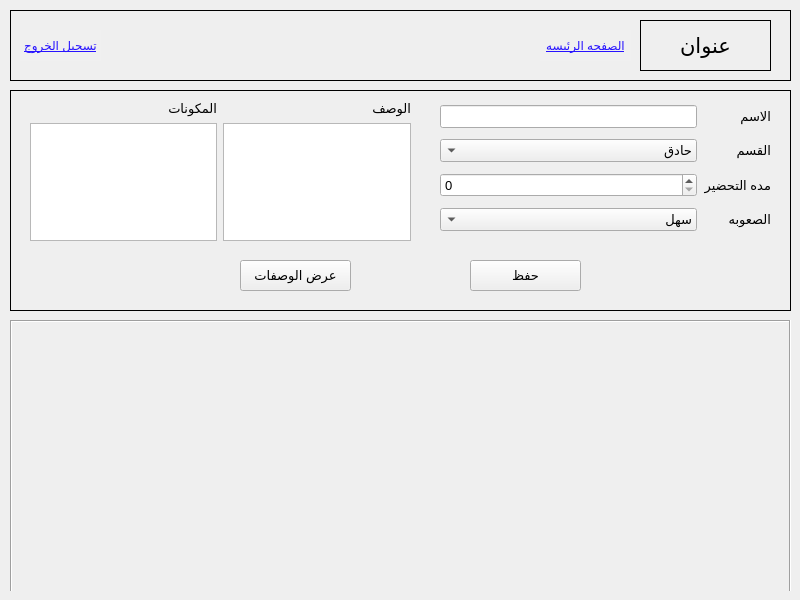
Mohamedeid-11/Project_Demo, file mainwindow.ui: the form before one commit.
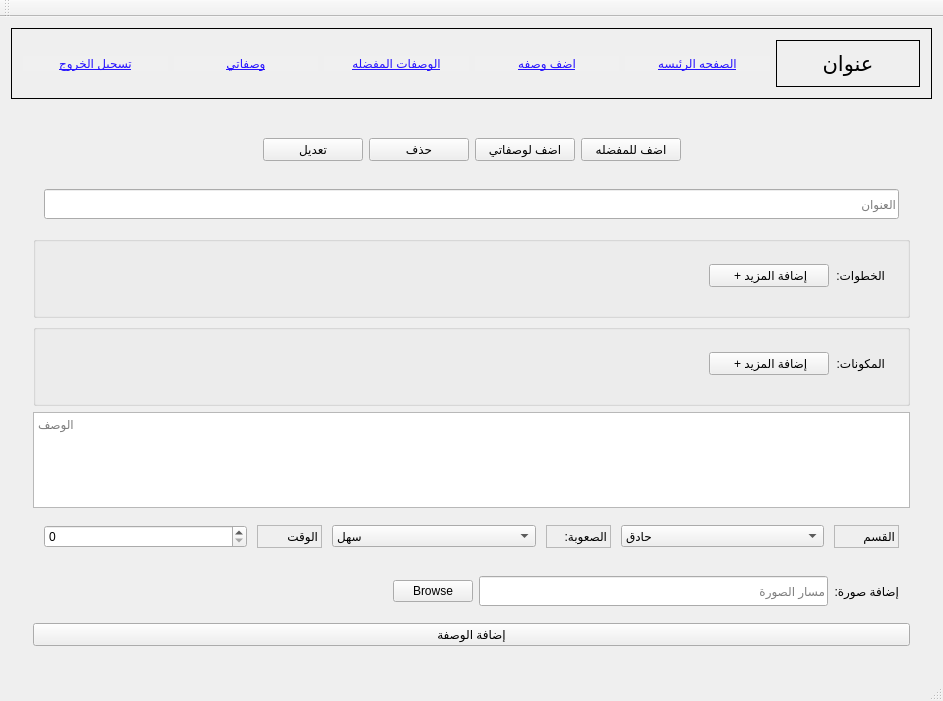
The form after the commit.

Diff of the .ui file:
```diff
--- a/mainwindow.ui
+++ b/mainwindow.ui
@@ -1,13 +1,13 @@
 <?xml version="1.0" encoding="UTF-8"?>
 <ui version="4.0">
- <class>MainWindow</class>
- <widget class="QMainWindow" name="MainWindow">
+ <class>MainWindowClass</class>
+ <widget class="QMainWindow" name="MainWindowClass">
   <property name="geometry">
    <rect>
     <x>0</x>
     <y>0</y>
-    <width>800</width>
-    <height>600</height>
+    <width>939</width>
+    <height>701</height>
    </rect>
   </property>
   <property name="windowTitle">
@@ -16,412 +16,808 @@
   <property name="styleSheet">
    <string notr="true"/>
   </property>
-  <widget class="QWidget" name="centralwidget">
-   <widget class="QFrame" name="upper_bar">
-    <property name="geometry">
-     <rect>
-      <x>10</x>
-      <y>10</y>
-      <width>781</width>
-      <height>71</height>
-     </rect>
-    </property>
-    <property name="frameShape">
-     <enum>QFrame::Shape::Box</enum>
-    </property>
-    <widget class="QPushButton" name="log_out_btn_2">
-     <property name="geometry">
-      <rect>
-       <x>10</x>
-       <y>20</y>
-       <width>81</width>
-       <height>31</height>
-      </rect>
-     </property>
-     <property name="styleSheet">
-      <string notr="true">QPushButton
-{
-   border: none;
-   background-color: rgb(240, 240, 240);
-	text-decoration: underline;
-	font: 9pt &quot;Segoe UI&quot; rgb(0, 0, 0);
-	color: rgb(0, 0, 255)rgb(5, 80, 255);
-	color: rgb(39, 19, 255);
-
-}</string>
-     </property>
-     <property name="text">
-      <string>تسجيل الخروج</string>
-     </property>
-    </widget>
-    <widget class="QLabel" name="label_9">
-     <property name="geometry">
-      <rect>
-       <x>630</x>
-       <y>10</y>
-       <width>131</width>
-       <height>51</height>
-      </rect>
-     </property>
-     <property name="font">
-      <font>
-       <family>Tahoma</family>
-       <pointsize>16</pointsize>
-      </font>
-     </property>
-     <property name="tabletTracking">
-      <bool>false</bool>
-     </property>
-     <property name="contextMenuPolicy">
-      <enum>Qt::ContextMenuPolicy::PreventContextMenu</enum>
-     </property>
-     <property name="layoutDirection">
-      <enum>Qt::LayoutDirection::LeftToRight</enum>
-     </property>
-     <property name="frameShape">
-      <enum>QFrame::Shape::Box</enum>
-     </property>
-     <property name="text">
-      <string>عنوان</string>
-     </property>
-     <property name="alignment">
-      <set>Qt::AlignmentFlag::AlignCenter</set>
-     </property>
-    </widget>
-    <widget class="QPushButton" name="home_page_btn">
-     <property name="geometry">
-      <rect>
-       <x>530</x>
-       <y>20</y>
-       <width>91</width>
-       <height>31</height>
-      </rect>
-     </property>
-     <property name="font">
-      <font>
-       <family>Segoe UI</family>
-       <pointsize>9</pointsize>
-       <italic>false</italic>
-       <bold>false</bold>
-       <underline>true</underline>
-      </font>
-     </property>
-     <property name="styleSheet">
-      <string notr="true">QPushButton
-{
-   border: none;
-   background-color: rgb(240, 240, 240);
-	text-decoration: underline;
-	font: 9pt &quot;Segoe UI&quot; rgb(0, 0, 0);
-	color: rgb(0, 0, 255)rgb(5, 80, 255);
-	color: rgb(39, 19, 255);
-
-}</string>
-     </property>
-     <property name="text">
-      <string>الصفحه الرئيسه</string>
-     </property>
-    </widget>
-   </widget>
-   <widget class="QStackedWidget" name="stackedWidget">
-    <property name="geometry">
-     <rect>
-      <x>10</x>
-      <y>90</y>
-      <width>781</width>
-      <height>501</height>
-     </rect>
-    </property>
-    <property name="currentIndex">
-     <number>0</number>
-    </property>
-    <widget class="QWidget" name="page">
-     <widget class="QFrame" name="add_recipe">
-      <property name="geometry">
-       <rect>
-        <x>0</x>
-        <y>0</y>
-        <width>781</width>
-        <height>221</height>
-       </rect>
+  <widget class="QWidget" name="centralWidget">
+   <layout class="QVBoxLayout" name="verticalLayout_6">
+    <item>
+     <widget class="QFrame" name="upper_bar">
+      <property name="sizePolicy">
+       <sizepolicy hsizetype="Expanding" vsizetype="Fixed">
+        <horstretch>0</horstretch>
+        <verstretch>0</verstretch>
+       </sizepolicy>
       </property>
-      <property name="font">
-       <font>
-        <pointsize>14</pointsize>
-       </font>
+      <property name="minimumSize">
+       <size>
+        <width>921</width>
+        <height>71</height>
+       </size>
       </property>
       <property name="frameShape">
        <enum>QFrame::Shape::Box</enum>
       </property>
-      <widget class="QPushButton" name="save_recipe_btn">
-       <property name="geometry">
-        <rect>
-         <x>460</x>
-         <y>170</y>
-         <width>111</width>
-         <height>31</height>
-        </rect>
-       </property>
-       <property name="font">
-        <font>
-         <pointsize>10</pointsize>
-        </font>
-       </property>
-       <property name="text">
-        <string>حفظ</string>
-       </property>
-      </widget>
-      <widget class="QWidget" name="layoutWidget">
-       <property name="geometry">
-        <rect>
-         <x>430</x>
-         <y>10</y>
-         <width>331</width>
-         <height>138</height>
-        </rect>
-       </property>
+      <layout class="QHBoxLayout" name="horizontalLayout_3">
+       <item>
+        <widget class="QPushButton" name="log_out_btn">
+         <property name="styleSheet">
+          <string notr="true">QPushButton
+{
+   border: none;
+   background-color: rgb(240,240,240);
+	text-decoration: underline;
+	font: 9pt &quot;Segoe UI&quot; rgb(0, 0, 0);
+	color: rgb(0, 0, 255)rgb(5, 80, 255);
+	color: rgb(39, 19, 255);
+
+}</string>
+         </property>
+         <property name="text">
+          <string>تسجيل الخروج</string>
+         </property>
+        </widget>
+       </item>
+       <item>
+        <widget class="QPushButton" name="my_recipes_page_btn">
+         <property name="styleSheet">
+          <string notr="true">QPushButton
+{
+   border: none;
+   background-color: rgb(240,240,240);
+	text-decoration: underline;
+	font: 9pt &quot;Segoe UI&quot; rgb(0, 0, 0);
+	color: rgb(0, 0, 255)rgb(5, 80, 255);
+	color: rgb(39, 19, 255);
+
+}</string>
+         </property>
+         <property name="text">
+          <string>وصفاتي</string>
+         </property>
+        </widget>
+       </item>
+       <item>
+        <widget class="QPushButton" name="my_favorites_page_btn">
+         <property name="styleSheet">
+          <string notr="true">QPushButton
+{
+   border: none;
+   background-color: rgb(240,240,240);
+	text-decoration: underline;
+	font: 9pt &quot;Segoe UI&quot; rgb(0, 0, 0);
+	color: rgb(0, 0, 255)rgb(5, 80, 255);
+	color: rgb(39, 19, 255);
+
+}</string>
+         </property>
+         <property name="text">
+          <string>الوصفات المفضله</string>
+         </property>
+        </widget>
+       </item>
+       <item>
+        <widget class="QPushButton" name="add_recipe_btn">
+         <property name="font">
+          <font>
+           <family>Segoe UI</family>
+           <pointsize>9</pointsize>
+           <italic>false</italic>
+           <bold>false</bold>
+           <underline>true</underline>
+          </font>
+         </property>
+         <property name="styleSheet">
+          <string notr="true">QPushButton
+{
+   border: none;
+   background-color: rgb(240,240,240);
+	text-decoration: underline;
+	font: 9pt &quot;Segoe UI&quot; rgb(0, 0, 0);
+	color: rgb(0, 0, 255)rgb(5, 80, 255);
+	color: rgb(39, 19, 255);
+
+}</string>
+         </property>
+         <property name="text">
+          <string>اضف وصفه</string>
+         </property>
+        </widget>
+       </item>
+       <item>
+        <widget class="QPushButton" name="home_page_btn">
+         <property name="font">
+          <font>
+           <family>Segoe UI</family>
+           <pointsize>9</pointsize>
+           <italic>false</italic>
+           <bold>false</bold>
+           <underline>true</underline>
+          </font>
+         </property>
+         <property name="styleSheet">
+          <string notr="true">QPushButton
+{
+   border: none;
+   background-color: rgb(240,240,240);
+	text-decoration: underline;
+	font: 9pt &quot;Segoe UI&quot; rgb(0, 0, 0);
+	color: rgb(0, 0, 255)rgb(5, 80, 255);
+	color: rgb(39, 19, 255);
+
+}</string>
+         </property>
+         <property name="text">
+          <string>الصفحه الرئيسه</string>
+         </property>
+        </widget>
+       </item>
+       <item>
+        <widget class="QLabel" name="app_title_lbl">
+         <property name="font">
+          <font>
+           <family>Tahoma</family>
+           <pointsize>16</pointsize>
+          </font>
+         </property>
+         <property name="tabletTracking">
+          <bool>false</bool>
+         </property>
+         <property name="contextMenuPolicy">
+          <enum>Qt::ContextMenuPolicy::PreventContextMenu</enum>
+         </property>
+         <property name="layoutDirection">
+          <enum>Qt::LayoutDirection::RightToLeft</enum>
+         </property>
+         <property name="frameShape">
+          <enum>QFrame::Shape::Box</enum>
+         </property>
+         <property name="text">
+          <string>عنوان</string>
+         </property>
+         <property name="alignment">
+          <set>Qt::AlignmentFlag::AlignCenter</set>
+         </property>
+        </widget>
+       </item>
+      </layout>
+     </widget>
+    </item>
+    <item>
+     <widget class="QStackedWidget" name="stackedWidget">
+      <property name="currentIndex">
+       <number>3</number>
+      </property>
+      <widget class="QWidget" name="home_page">
        <layout class="QGridLayout" name="gridLayout">
-        <item row="0" column="1">
-         <widget class="QLineEdit" name="title_line">
-          <property name="font">
-           <font>
-            <pointsize>10</pointsize>
-           </font>
+        <item row="0" column="0" colspan="3">
+         <widget class="QGroupBox" name="groupBox">
+          <property name="title">
+           <string>All Recipes</string>
           </property>
-          <property name="layoutDirection">
-           <enum>Qt::LayoutDirection::RightToLeft</enum>
-          </property>
+          <layout class="QGridLayout" name="gridLayout_2">
+           <item row="0" column="0">
+            <widget class="QScrollArea" name="all_recipes_scrollArea">
+             <property name="widgetResizable">
+              <bool>true</bool>
+             </property>
+             <widget class="QWidget" name="all_recipes_widget">
+              <property name="geometry">
+               <rect>
+                <x>0</x>
+                <y>0</y>
+                <width>877</width>
+                <height>461</height>
+               </rect>
+              </property>
+             </widget>
+            </widget>
+           </item>
+          </layout>
          </widget>
         </item>
-        <item row="3" column="1">
-         <widget class="QComboBox" name="level_combobox">
-          <property name="font">
-           <font>
-            <pointsize>10</pointsize>
-           </font>
-          </property>
-          <property name="layoutDirection">
-           <enum>Qt::LayoutDirection::RightToLeft</enum>
-          </property>
-          <item>
-           <property name="text">
-            <string>سهل</string>
-           </property>
-          </item>
-          <item>
-           <property name="text">
-            <string>متوسط</string>
-           </property>
-          </item>
-          <item>
-           <property name="text">
-            <string>صعب</string>
-           </property>
-          </item>
-         </widget>
-        </item>
-        <item row="3" column="2">
-         <widget class="QLabel" name="label_6">
-          <property name="font">
-           <font>
-            <pointsize>10</pointsize>
-           </font>
-          </property>
+        <item row="1" column="0">
+         <widget class="QLabel" name="label">
           <property name="text">
-           <string>الصعوبه</string>
+           <string>TextLabel</string>
           </property>
          </widget>
         </item>
-        <item row="2" column="1">
-         <widget class="QSpinBox" name="cock_time_spinbox">
-          <property name="font">
-           <font>
-            <pointsize>10</pointsize>
-           </font>
-          </property>
-          <property name="layoutDirection">
-           <enum>Qt::LayoutDirection::LeftToRight</enum>
-          </property>
-         </widget>
-        </item>
-        <item row="0" column="2">
+        <item row="1" column="1">
          <widget class="QLabel" name="label_2">
-          <property name="font">
-           <font>
-            <pointsize>10</pointsize>
-           </font>
-          </property>
           <property name="text">
-           <string>الاسم</string>
+           <string>text</string>
           </property>
          </widget>
         </item>
-        <item row="1" column="1">
-         <widget class="QComboBox" name="category_combobox">
-          <property name="font">
-           <font>
-            <pointsize>10</pointsize>
-           </font>
-          </property>
-          <property name="layoutDirection">
-           <enum>Qt::LayoutDirection::RightToLeft</enum>
-          </property>
-          <item>
-           <property name="text">
-            <string>حادق</string>
-           </property>
-          </item>
-          <item>
-           <property name="text">
-            <string>حلو</string>
-           </property>
-          </item>
-         </widget>
-        </item>
         <item row="1" column="2">
-         <widget class="QLabel" name="label_5">
-          <property name="font">
-           <font>
-            <pointsize>10</pointsize>
-           </font>
-          </property>
+         <widget class="QLabel" name="label_3">
           <property name="text">
-           <string>القسم</string>
+           <string>TextLabel</string>
           </property>
          </widget>
         </item>
-        <item row="2" column="2">
-         <widget class="QLabel" name="label_4">
-          <property name="font">
-           <font>
-            <pointsize>10</pointsize>
-           </font>
+       </layout>
+      </widget>
+      <widget class="QWidget" name="favorite_page">
+       <layout class="QGridLayout" name="gridLayout_4">
+        <item row="0" column="0">
+         <widget class="QScrollArea" name="favorite_scrollArea">
+          <property name="frameShape">
+           <enum>QFrame::Shape::Box</enum>
           </property>
-          <property name="text">
-           <string>مده التحضير</string>
+          <property name="widgetResizable">
+           <bool>true</bool>
           </property>
+          <widget class="QWidget" name="favorite_widget">
+           <property name="geometry">
+            <rect>
+             <x>0</x>
+             <y>0</y>
+             <width>899</width>
+             <height>524</height>
+            </rect>
+           </property>
+          </widget>
          </widget>
         </item>
        </layout>
       </widget>
-      <widget class="QWidget" name="layoutWidget_2">
-       <property name="geometry">
-        <rect>
-         <x>20</x>
-         <y>10</y>
-         <width>381</width>
-         <height>141</height>
-        </rect>
-       </property>
-       <layout class="QGridLayout" name="gridLayout_2">
+      <widget class="QWidget" name="my_recipes_page">
+       <layout class="QGridLayout" name="gridLayout_3">
         <item row="0" column="0">
-         <widget class="QLabel" name="label_7">
-          <property name="font">
-           <font>
-            <pointsize>10</pointsize>
-           </font>
+         <widget class="QScrollArea" name="my_recipes_scrollArea">
+          <property name="frameShape">
+           <enum>QFrame::Shape::Box</enum>
           </property>
-          <property name="text">
-           <string>المكونات</string>
+          <property name="widgetResizable">
+           <bool>true</bool>
           </property>
+          <widget class="QWidget" name="my_recipes_widget">
+           <property name="geometry">
+            <rect>
+             <x>0</x>
+             <y>0</y>
+             <width>899</width>
+             <height>524</height>
+            </rect>
+           </property>
+          </widget>
          </widget>
         </item>
-        <item row="1" column="0">
-         <widget class="QPlainTextEdit" name="ingredients_text">
+       </layout>
+      </widget>
+      <widget class="QWidget" name="recipe_page">
+       <layout class="QGridLayout" name="gridLayout_6">
+        <item row="0" column="0">
+         <widget class="QScrollArea" name="scroll_area">
           <property name="font">
-           <font>
-            <pointsize>10</pointsize>
-           </font>
+           <font/>
           </property>
-          <property name="layoutDirection">
-           <enum>Qt::LayoutDirection::RightToLeft</enum>
+          <property name="frameShape">
+           <enum>QFrame::Shape::NoFrame</enum>
           </property>
-         </widget>
-        </item>
-        <item row="0" column="1">
-         <widget class="QLabel" name="label_8">
-          <property name="font">
-           <font>
-            <pointsize>10</pointsize>
-           </font>
+          <property name="widgetResizable">
+           <bool>true</bool>
           </property>
-          <property name="text">
-           <string>الوصف</string>
-          </property>
+          <widget class="QWidget" name="scroll_content">
+           <property name="geometry">
+            <rect>
+             <x>0</x>
+             <y>0</y>
+             <width>903</width>
+             <height>528</height>
+            </rect>
+           </property>
+           <property name="font">
+            <font>
+             <pointsize>9</pointsize>
+            </font>
+           </property>
+           <layout class="QVBoxLayout" name="verticalLayout_4">
+            <item>
+             <widget class="QWidget" name="buttons_menu" native="true">
+              <layout class="QHBoxLayout" name="horizontalLayout">
+               <item>
+                <spacer name="horizontalSpacer_4">
+                 <property name="orientation">
+                  <enum>Qt::Orientation::Horizontal</enum>
+                 </property>
+                 <property name="sizeHint" stdset="0">
+                  <size>
+                   <width>40</width>
+                   <height>20</height>
+                  </size>
+                 </property>
+                </spacer>
+               </item>
+               <item>
+                <widget class="QPushButton" name="edit_btn">
+                 <property name="minimumSize">
+                  <size>
+                   <width>100</width>
+                   <height>0</height>
+                  </size>
+                 </property>
+                 <property name="maximumSize">
+                  <size>
+                   <width>120</width>
+                   <height>16777215</height>
+                  </size>
+                 </property>
+                 <property name="text">
+                  <string>تعديل</string>
+                 </property>
+                </widget>
+               </item>
+               <item>
+                <widget class="QPushButton" name="delete_btn">
+                 <property name="minimumSize">
+                  <size>
+                   <width>100</width>
+                   <height>0</height>
+                  </size>
+                 </property>
+                 <property name="maximumSize">
+                  <size>
+                   <width>120</width>
+                   <height>16777215</height>
+                  </size>
+                 </property>
+                 <property name="text">
+                  <string>حذف</string>
+                 </property>
+                </widget>
+               </item>
+               <item>
+                <widget class="QPushButton" name="my_recipe_btn">
+                 <property name="minimumSize">
+                  <size>
+                   <width>100</width>
+                   <height>0</height>
+                  </size>
+                 </property>
+                 <property name="maximumSize">
+                  <size>
+                   <width>120</width>
+                   <height>16777215</height>
+                  </size>
+                 </property>
+                 <property name="text">
+                  <string>اضف لوصفاتي</string>
+                 </property>
+                </widget>
+               </item>
+               <item>
+                <widget class="QPushButton" name="favorite_btn">
+                 <property name="minimumSize">
+                  <size>
+                   <width>100</width>
+                   <height>0</height>
+                  </size>
+                 </property>
+                 <property name="maximumSize">
+                  <size>
+                   <width>120</width>
+                   <height>16777215</height>
+                  </size>
+                 </property>
+                 <property name="text">
+                  <string>اضف للمفضله</string>
+                 </property>
+                </widget>
+               </item>
+               <item>
+                <spacer name="horizontalSpacer_5">
+                 <property name="orientation">
+                  <enum>Qt::Orientation::Horizontal</enum>
+                 </property>
+                 <property name="sizeHint" stdset="0">
+                  <size>
+                   <width>40</width>
+                   <height>20</height>
+                  </size>
+                 </property>
+                </spacer>
+               </item>
+              </layout>
+             </widget>
+            </item>
+            <item>
+             <widget class="QWidget" name="title_widget" native="true">
+              <property name="layoutDirection">
+               <enum>Qt::LayoutDirection::LeftToRight</enum>
+              </property>
+              <layout class="QHBoxLayout" name="horizontalLayout_4">
+               <item>
+                <widget class="QLineEdit" name="title_line">
+                 <property name="minimumSize">
+                  <size>
+                   <width>0</width>
+                   <height>30</height>
+                  </size>
+                 </property>
+                 <property name="placeholderText">
+                  <string>العنوان</string>
+                 </property>
+                </widget>
+               </item>
+              </layout>
+             </widget>
+            </item>
+            <item>
+             <widget class="QGroupBox" name="steps_groupBox">
+              <layout class="QVBoxLayout" name="verticalLayout_5">
+               <item>
+                <widget class="QWidget" name="add_step_widget" native="true">
+                 <layout class="QHBoxLayout" name="add_step_layout">
+                  <item>
+                   <spacer name="horizontalSpacer_2">
+                    <property name="orientation">
+                     <enum>Qt::Orientation::Horizontal</enum>
+                    </property>
+                    <property name="sizeHint" stdset="0">
+                     <size>
+                      <width>608</width>
+                      <height>20</height>
+                     </size>
+                    </property>
+                   </spacer>
+                  </item>
+                  <item alignment="Qt::AlignmentFlag::AlignRight">
+                   <widget class="QPushButton" name="add_step_btn">
+                    <property name="minimumSize">
+                     <size>
+                      <width>120</width>
+                      <height>0</height>
+                     </size>
+                    </property>
+                    <property name="maximumSize">
+                     <size>
+                      <width>150</width>
+                      <height>16777215</height>
+                     </size>
+                    </property>
+                    <property name="text">
+                     <string> + إضافة المزيد</string>
+                    </property>
+                   </widget>
+                  </item>
+                  <item>
+                   <widget class="QLabel" name="steps_lbl">
+                    <property name="sizePolicy">
+                     <sizepolicy hsizetype="Fixed" vsizetype="Preferred">
+                      <horstretch>0</horstretch>
+                      <verstretch>0</verstretch>
+                     </sizepolicy>
+                    </property>
+                    <property name="minimumSize">
+                     <size>
+                      <width>50</width>
+                      <height>0</height>
+                     </size>
+                    </property>
+                    <property name="maximumSize">
+                     <size>
+                      <width>16777215</width>
+                      <height>16777215</height>
+                     </size>
+                    </property>
+                    <property name="text">
+                     <string>الخطوات:</string>
+                    </property>
+                   </widget>
+                  </item>
+                 </layout>
+                </widget>
+               </item>
+               <item>
+                <widget class="QWidget" name="steps_container" native="true">
+                 <property name="layoutDirection">
+                  <enum>Qt::LayoutDirection::RightToLeft</enum>
+                 </property>
+                 <layout class="QVBoxLayout" name="verticalLayout_3">
+                  <property name="topMargin">
+                   <number>0</number>
+                  </property>
+                  <property name="bottomMargin">
+                   <number>0</number>
+                  </property>
+                 </layout>
+                </widget>
+               </item>
+              </layout>
+             </widget>
+            </item>
+            <item>
+             <widget class="QGroupBox" name="ing_groupBox">
+              <layout class="QVBoxLayout" name="verticalLayout_2">
+               <item>
+                <widget class="QWidget" name="add_ing_widget" native="true">
+                 <layout class="QHBoxLayout" name="add_ing_layout">
+                  <item>
+                   <spacer name="horizontalSpacer">
+                    <property name="orientation">
+                     <enum>Qt::Orientation::Horizontal</enum>
+                    </property>
+                    <property name="sizeHint" stdset="0">
+                     <size>
+                      <width>608</width>
+                      <height>20</height>
+                     </size>
+                    </property>
+                   </spacer>
+                  </item>
+                  <item>
+                   <widget class="QPushButton" name="add_ing_btn">
+                    <property name="minimumSize">
+                     <size>
+                      <width>120</width>
+                      <height>0</height>
+                     </size>
+                    </property>
+                    <property name="maximumSize">
+                     <size>
+                      <width>150</width>
+                      <height>16777215</height>
+                     </size>
+                    </property>
+                    <property name="text">
+                     <string> + إضافة المزيد</string>
+                    </property>
+                   </widget>
+                  </item>
+                  <item>
+                   <widget class="QLabel" name="ing_lbl">
+                    <property name="sizePolicy">
+                     <sizepolicy hsizetype="Fixed" vsizetype="Preferred">
+                      <horstretch>0</horstretch>
+                      <verstretch>0</verstretch>
+                     </sizepolicy>
+                    </property>
+                    <property name="minimumSize">
+                     <size>
+                      <width>50</width>
+                      <height>0</height>
+                     </size>
+                    </property>
+                    <property name="maximumSize">
+                     <size>
+                      <width>16777215</width>
+                      <height>16777215</height>
+                     </size>
+                    </property>
+                    <property name="layoutDirection">
+                     <enum>Qt::LayoutDirection::RightToLeft</enum>
+                    </property>
+                    <property name="text">
+                     <string>المكونات:</string>
+                    </property>
+                    <property name="buddy">
+                     <cstring>add_ing_widget</cstring>
+                    </property>
+                   </widget>
+                  </item>
+                 </layout>
+                </widget>
+               </item>
+               <item>
+                <widget class="QWidget" name="ing_container" native="true">
+                 <property name="layoutDirection">
+                  <enum>Qt::LayoutDirection::RightToLeft</enum>
+                 </property>
+                 <layout class="QVBoxLayout" name="verticalLayout">
+                  <property name="topMargin">
+                   <number>0</number>
+                  </property>
+                  <property name="bottomMargin">
+                   <number>0</number>
+                  </property>
+                 </layout>
+                </widget>
+               </item>
+              </layout>
+             </widget>
+            </item>
+            <item>
+             <widget class="QTextEdit" name="des_edit">
+              <property name="placeholderText">
+               <string>الوصف</string>
+              </property>
+             </widget>
+            </item>
+            <item>
+             <widget class="QWidget" name="info_widget" native="true">
+              <layout class="QHBoxLayout" name="info_layout">
+               <property name="spacing">
+                <number>10</number>
+               </property>
+               <item>
+                <widget class="QSpinBox" name="cock_time_spinbox"/>
+               </item>
+               <item>
+                <widget class="QLabel" name="cock_time_lbl">
+                 <property name="maximumSize">
+                  <size>
+                   <width>65</width>
+                   <height>16777215</height>
+                  </size>
+                 </property>
+                 <property name="frameShape">
+                  <enum>QFrame::Shape::StyledPanel</enum>
+                 </property>
+                 <property name="text">
+                  <string>الوقت</string>
+                 </property>
+                </widget>
+               </item>
+               <item>
+                <widget class="QComboBox" name="level_combobox">
+                 <item>
+                  <property name="text">
+                   <string>سهل</string>
+                  </property>
+                 </item>
+                 <item>
+                  <property name="text">
+                   <string>متوسط</string>
+                  </property>
+                 </item>
+                 <item>
+                  <property name="text">
+                   <string>صعب</string>
+                  </property>
+                 </item>
+                </widget>
+               </item>
+               <item>
+                <widget class="QLabel" name="level_lbl">
+                 <property name="minimumSize">
+                  <size>
+                   <width>0</width>
+                   <height>0</height>
+                  </size>
+                 </property>
+                 <property name="maximumSize">
+                  <size>
+                   <width>65</width>
+                   <height>16777215</height>
+                  </size>
+                 </property>
+                 <property name="frameShape">
+                  <enum>QFrame::Shape::StyledPanel</enum>
+                 </property>
+                 <property name="text">
+                  <string>الصعوبة:</string>
+                 </property>
+                </widget>
+               </item>
+               <item>
+                <widget class="QComboBox" name="category_combobox">
+                 <item>
+                  <property name="text">
+                   <string>حادق</string>
+                  </property>
+                 </item>
+                 <item>
+                  <property name="text">
+                   <string>حلو</string>
+                  </property>
+                 </item>
+                </widget>
+               </item>
+               <item>
+                <widget class="QLabel" name="category_lbl">
+                 <property name="maximumSize">
+                  <size>
+                   <width>65</width>
+                   <height>16777215</height>
+                  </size>
+                 </property>
+                 <property name="frameShape">
+                  <enum>QFrame::Shape::StyledPanel</enum>
+                 </property>
+                 <property name="text">
+                  <string>القسم</string>
+                 </property>
+                </widget>
+               </item>
+              </layout>
+             </widget>
+            </item>
+            <item>
+             <widget class="QWidget" name="img_widget" native="true">
+              <layout class="QHBoxLayout" name="img_layout">
+               <item>
+                <spacer name="horizontalSpacer_3">
+                 <property name="orientation">
+                  <enum>Qt::Orientation::Horizontal</enum>
+                 </property>
+                 <property name="sizeHint" stdset="0">
+                  <size>
+                   <width>40</width>
+                   <height>20</height>
+                  </size>
+                 </property>
+                </spacer>
+               </item>
+               <item>
+                <widget class="QPushButton" name="browse_btn">
+                 <property name="text">
+                  <string>Browse</string>
+                 </property>
+                </widget>
+               </item>
+               <item>
+                <widget class="QLineEdit" name="image_path_line">
+                 <property name="minimumSize">
+                  <size>
+                   <width>0</width>
+                   <height>30</height>
+                  </size>
+                 </property>
+                 <property name="placeholderText">
+                  <string>مسار الصورة</string>
+                 </property>
+                </widget>
+               </item>
+               <item>
+                <widget class="QLabel" name="img_lbl">
+                 <property name="text">
+                  <string>إضافة صورة:</string>
+                 </property>
+                </widget>
+               </item>
+              </layout>
+             </widget>
+            </item>
+            <item>
+             <widget class="QPushButton" name="submit_btn">
+              <property name="minimumSize">
+               <size>
+                <width>120</width>
+                <height>0</height>
+               </size>
+              </property>
+              <property name="maximumSize">
+               <size>
+                <width>16777215</width>
+                <height>16777215</height>
+               </size>
+              </property>
+              <property name="text">
+               <string>إضافة الوصفة</string>
+              </property>
+             </widget>
+            </item>
+           </layout>
+          </widget>
          </widget>
         </item>
-        <item row="1" column="1">
-         <widget class="QPlainTextEdit" name="description_text">
-          <property name="font">
-           <font>
-            <pointsize>10</pointsize>
-           </font>
-          </property>
-          <property name="layoutDirection">
-           <enum>Qt::LayoutDirection::RightToLeft</enum>
-          </property>
-         </widget>
-        </item>
        </layout>
       </widget>
-      <widget class="QPushButton" name="display_recipe_btn">
-       <property name="geometry">
-        <rect>
-         <x>230</x>
-         <y>170</y>
-         <width>111</width>
-         <height>31</height>
-        </rect>
-       </property>
-       <property name="font">
-        <font>
-         <pointsize>10</pointsize>
-        </font>
-       </property>
-       <property name="text">
-        <string>عرض الوصفات</string>
-       </property>
-      </widget>
      </widget>
-     <widget class="QScrollArea" name="scrollArea">
-      <property name="geometry">
-       <rect>
-        <x>0</x>
-        <y>230</y>
-        <width>781</width>
-        <height>281</height>
-       </rect>
-      </property>
-      <property name="frameShape">
-       <enum>QFrame::Shape::Box</enum>
-      </property>
-      <property name="widgetResizable">
-       <bool>true</bool>
-      </property>
-      <widget class="QWidget" name="scrollAreaWidgetContents">
-       <property name="geometry">
-        <rect>
-         <x>0</x>
-         <y>0</y>
-         <width>777</width>
-         <height>277</height>
-        </rect>
-       </property>
-      </widget>
-     </widget>
-    </widget>
-    <widget class="QWidget" name="page_2"/>
-   </widget>
+    </item>
+   </layout>
   </widget>
-  <action name="actionSearch">
-   <property name="text">
-    <string>Search</string>
+  <widget class="QMenuBar" name="menuBar">
+   <property name="geometry">
+    <rect>
+     <x>0</x>
+     <y>0</y>
+     <width>939</width>
+     <height>21</height>
+    </rect>
    </property>
-   <property name="menuRole">
-    <enum>QAction::MenuRole::ApplicationSpecificRole</enum>
-   </property>
-  </action>
+  </widget>
+  <widget class="QToolBar" name="mainToolBar">
+   <attribute name="toolBarArea">
+    <enum>TopToolBarArea</enum>
+   </attribute>
+   <attribute name="toolBarBreak">
+    <bool>false</bool>
+   </attribute>
+  </widget>
+  <widget class="QStatusBar" name="statusBar"/>
  </widget>
+ <layoutdefault spacing="6" margin="11"/>
  <resources/>
  <connections/>
 </ui>
```
